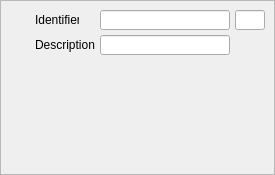
Before: the Qt Designer form tinyember/TinyEmberPlus/NodeView.ui in Lawo/ember-plus, drawn with Qt 5.
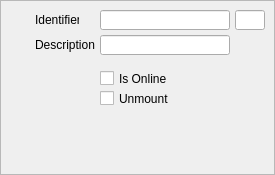
After: the same form once the commit is applied. Icons and pictures are not drawn.

Commit message: TinyEmberPlus Release 2.10.4 - Fixed: When the DirFieldMask was not set in a GetDirectory request, the response only contained the node number. - When importing an Ember+ tree, the parameter type property must no longer be set.

```diff
--- a/tinyember/TinyEmberPlus/NodeView.ui
+++ b/tinyember/TinyEmberPlus/NodeView.ui
@@ -122,6 +122,32 @@
     <pixmap resource="TinyEmberPlus.qrc">:/image/resources/ui-tooltip-balloon-bottom.png</pixmap>
    </property>
   </widget>
+  <widget class="QCheckBox" name="isOnlineCheckBox">
+   <property name="geometry">
+    <rect>
+     <x>100</x>
+     <y>70</y>
+     <width>70</width>
+     <height>17</height>
+    </rect>
+   </property>
+   <property name="text">
+    <string>Is Online</string>
+   </property>
+  </widget>
+  <widget class="QCheckBox" name="unmountCheckBox">
+   <property name="geometry">
+    <rect>
+     <x>100</x>
+     <y>90</y>
+     <width>70</width>
+     <height>17</height>
+    </rect>
+   </property>
+   <property name="text">
+    <string>Unmount</string>
+   </property>
+  </widget>
  </widget>
  <resources>
   <include location="TinyEmberPlus.qrc"/>
```
Left out of the diff: 35 changed lines with no effect on the pictures. The commit also changes 15 other files.
